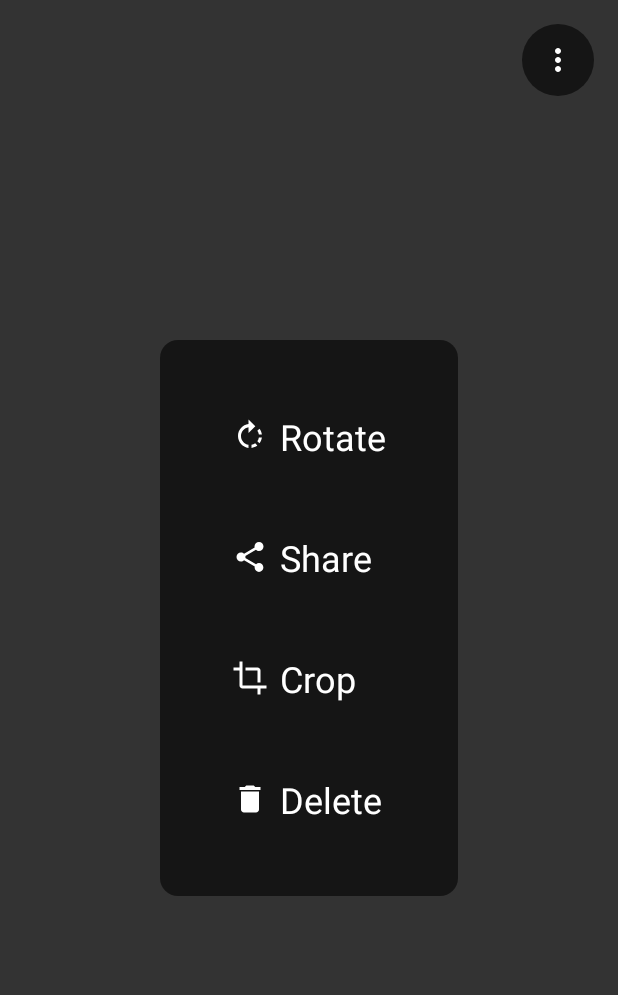
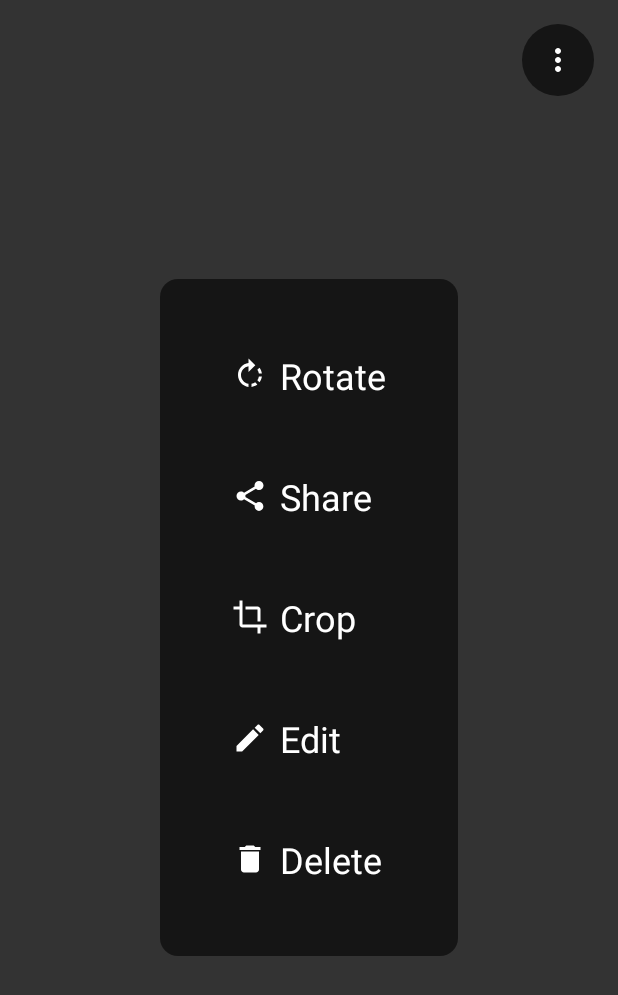
Before and after one commit to BlackDizel/BCGallery, an Android app: the fragment FragmentItemImage shown on its own in the app's theme, after a tap on an icon or button, on a phone screen of 412 x 824 dp. Shown: the top 995 px of the screen. Run offline under Robolectric (Android 15) with nearby library versions, the phone set to English and light mode, and no system bars; 1 statement that could not run was skipped.

Commit message:
add edit button

```diff
--- /dev/null
+++ b/app/src/main/res/drawable/ic_edit_white_24dp.xml
@@ -0,0 +1,9 @@
+<vector xmlns:android="http://schemas.android.com/apk/res/android"
+    android:width="24dp"
+    android:height="24dp"
+    android:viewportWidth="24.0"
+    android:viewportHeight="24.0">
+    <path
+        android:fillColor="#fff"
+        android:pathData="M3,17.25V21h3.75L17.81,9.94l-3.75,-3.75L3,17.25zM20.71,7.04c0.39,-0.39 0.39,-1.02 0,-1.41l-2.34,-2.34c-0.39,-0.39 -1.02,-0.39 -1.41,0l-1.83,1.83 3.75,3.75 1.83,-1.83z" />
+</vector>
--- a/app/src/main/res/layout/view_image_settings.xml
+++ b/app/src/main/res/layout/view_image_settings.xml
@@ -31,6 +31,12 @@
         android:text="@string/action_crop" />
 
     <TextView
+        android:id="@+id/tvEdit"
+        style="@style/menu_image_item"
+        android:drawableStart="@drawable/ic_edit_white_24dp"
+        android:text="@string/action_edit" />
+
+    <TextView
         android:id="@+id/tvDelete"
         style="@style/menu_image_item"
         android:drawableStart="@drawable/ic_delete_white_24dp"
--- a/app/src/main/res/values/strings.xml
+++ b/app/src/main/res/values/strings.xml
@@ -7,4 +7,5 @@
     <string name="action_share">Share</string>
     <string name="action_crop">Crop</string>
     <string name="action_delete">Delete</string>
+    <string name="action_edit">Edit</string>
 </resources>
```
